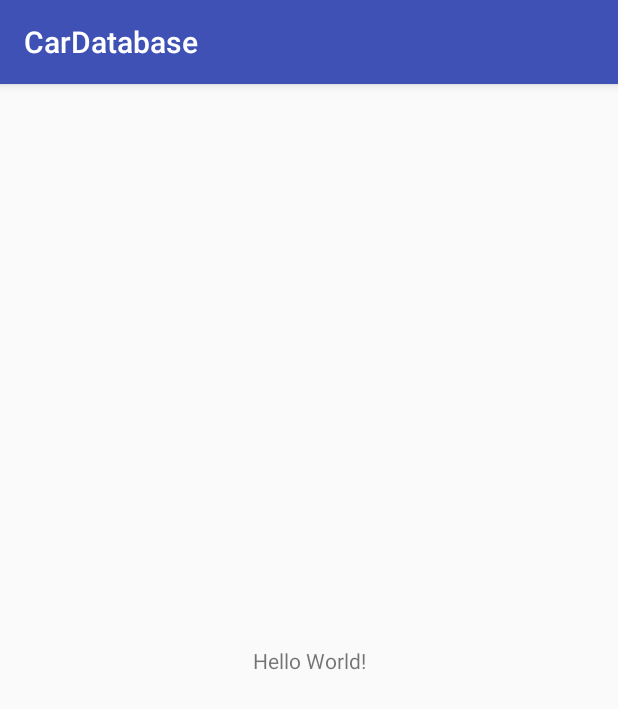
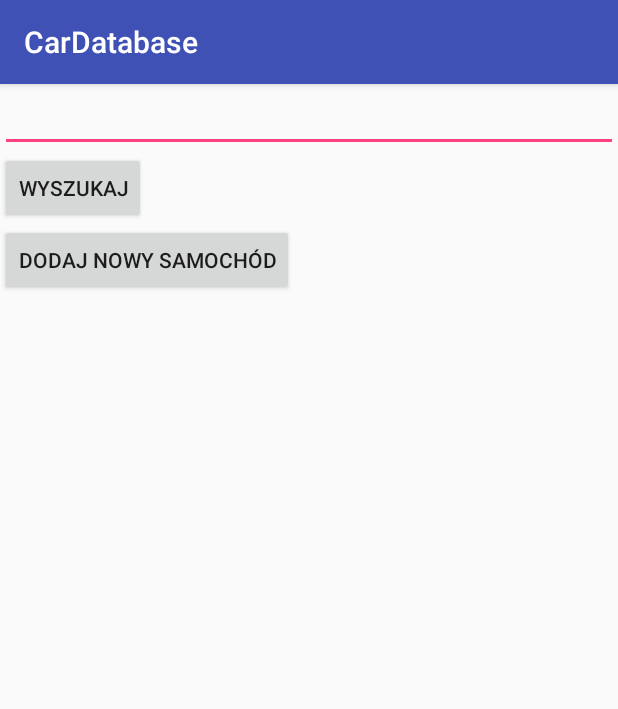
Before and after one commit to ljarka/CarDatabase, an Android app: the screen it shows after launch (MainActivity), on a phone screen of 412 x 824 dp. Shown: the top 709 px of the screen. Run offline under Robolectric (Android 15) with nearby library versions, the phone set to English and light mode, and no system bars; our stand-ins replace ButterKnife; libraries missing offline, so code that uses them is left out: com.facebook.stetho; 1 statement that could not run was skipped.

Commit message:
Add vehicle screen and autocompleter

```diff
--- a/app/build.gradle
+++ b/app/build.gradle
@@ -32,9 +32,10 @@ dependencies {
     })
     compile 'com.android.support:appcompat-v7:25.3.0'
     compile 'com.android.support.constraint:constraint-layout:1.0.2'
-    testCompile 'junit:junit:4.12'
     compile 'com.jakewharton:butterknife:8.5.1'
-    annotationProcessor 'com.jakewharton:butterknife-compiler:8.5.1'
     compile 'com.annimon:stream:1.1.7'
     compile 'com.facebook.stetho:stetho:1.4.2'
+    compile 'com.github.bumptech.glide:glide:3.7.0'
+    testCompile 'junit:junit:4.12'
+    annotationProcessor 'com.jakewharton:butterknife-compiler:8.5.1'
 }
--- a/app/src/main/AndroidManifest.xml
+++ b/app/src/main/AndroidManifest.xml
@@ -1,6 +1,8 @@
 <?xml version="1.0" encoding="utf-8"?>
 <manifest xmlns:android="http://schemas.android.com/apk/res/android"
     package="com.example.lukaszjarka.cardatabase">
+
+    <uses-permission android:name="android.permission.INTERNET" />
 
     <application
         android:name=".MyApplication"
@@ -17,6 +19,8 @@
                 <category android:name="android.intent.category.LAUNCHER" />
             </intent-filter>
         </activity>
+        <activity android:name=".add.AddNewCarActivity" />
+        <activity android:name=".listing.ListingActivity"></activity>
     </application>
 
 </manifest>
--- /dev/null
+++ b/app/src/main/java/com/example/lukaszjarka/cardatabase/AutocompleteAdapter.java
@@ -0,0 +1,29 @@
+package com.example.lukaszjarka.cardatabase;
+
+import android.content.Context;
+import android.database.Cursor;
+import android.view.LayoutInflater;
+import android.view.View;
+import android.view.ViewGroup;
+import android.widget.CursorAdapter;
+import android.widget.Filterable;
+import android.widget.TextView;
+
+public class AutocompleteAdapter extends CursorAdapter implements Filterable {
+
+    public AutocompleteAdapter(Context context, Cursor cursor) {
+        super(context, cursor, false);
+    }
+
+    @Override
+    public View newView(Context context, Cursor cursor, ViewGroup parent) {
+        return LayoutInflater.from(context)
+                .inflate(R.layout.single_autocomplete_item, parent, false);
+    }
+
+    @Override
+    public void bindView(View view, Context context, Cursor cursor) {
+        TextView textView = (TextView) view.findViewById(R.id.text);
+        textView.setText(cursor.getString(cursor.getColumnIndex(CarsTableContract.COLUMN_MAKE)));
+    }
+}
--- a/app/src/main/java/com/example/lukaszjarka/cardatabase/MainActivity.java
+++ b/app/src/main/java/com/example/lukaszjarka/cardatabase/MainActivity.java
@@ -1,16 +1,63 @@
 package com.example.lukaszjarka.cardatabase;
 
+import android.content.Intent;
+import android.database.Cursor;
 import android.support.v7.app.AppCompatActivity;
 import android.os.Bundle;
+import android.view.View;
+import android.widget.AdapterView;
+import android.widget.AutoCompleteTextView;
+import android.widget.Button;
+import android.widget.FilterQueryProvider;
+
+import com.example.lukaszjarka.cardatabase.add.AddNewCarActivity;
+import com.example.lukaszjarka.cardatabase.listing.ListingActivity;
+
+import butterknife.BindView;
+import butterknife.ButterKnife;
+import butterknife.OnClick;
 
 public class MainActivity extends AppCompatActivity {
+
+    @BindView(R.id.autocomplete_textview)
+    AutoCompleteTextView autoCompleteTextView;
+
+    private MotoDatabaseOpenHelper databaseOpenHelper;
 
     @Override
     protected void onCreate(Bundle savedInstanceState) {
         super.onCreate(savedInstanceState);
         setContentView(R.layout.activity_main);
+        ButterKnife.bind(this);
+        databaseOpenHelper = new MotoDatabaseOpenHelper(this);
 
-        MotoDatabaseOpenHelper motoDatabaseOpenHelper = new MotoDatabaseOpenHelper(this);
-        motoDatabaseOpenHelper.getWritableDatabase();
+        AutocompleteAdapter adapter = new AutocompleteAdapter(this,
+                databaseOpenHelper.getAllItems());
+        adapter.setFilterQueryProvider(new FilterQueryProvider() {
+            @Override
+            public Cursor runQuery(CharSequence constraint) {
+                return databaseOpenHelper.searchQuery(constraint);
+            }
+        });
+        autoCompleteTextView.setAdapter(adapter);
+        autoCompleteTextView.setOnItemClickListener(new AdapterView.OnItemClickListener() {
+            @Override
+            public void onItemClick(AdapterView<?> parent, View view, int position, long id) {
+                Cursor cursor = (Cursor) adapter.getItem(position);
+                autoCompleteTextView.setText(cursor.getString(cursor.getColumnIndex(CarsTableContract.COLUMN_MAKE)));
+            }
+        });
+    }
+
+    @OnClick(R.id.add_new_car)
+    void onAddNewCarButtonClick() {
+        Intent intent = new Intent(this, AddNewCarActivity.class);
+        startActivity(intent);
+    }
+
+    @OnClick(R.id.search_button)
+    void onSearchButtonClick() {
+        startActivity(ListingActivity.createIntent(MainActivity.this,
+                autoCompleteTextView.getText().toString()));
     }
 }
--- a/app/src/main/res/layout/activity_main.xml
+++ b/app/src/main/res/layout/activity_main.xml
@@ -1,18 +1,26 @@
 <?xml version="1.0" encoding="utf-8"?>
-<android.support.constraint.ConstraintLayout xmlns:android="http://schemas.android.com/apk/res/android"
+<LinearLayout xmlns:android="http://schemas.android.com/apk/res/android"
     xmlns:app="http://schemas.android.com/apk/res-auto"
     xmlns:tools="http://schemas.android.com/tools"
     android:layout_width="match_parent"
     android:layout_height="match_parent"
-    tools:context="com.example.lukaszjarka.cardatabase.MainActivity">
+    android:orientation="vertical">
 
-    <TextView
+    <AutoCompleteTextView
+        android:id="@+id/autocomplete_textview"
+        android:layout_width="match_parent"
+        android:layout_height="wrap_content" />
+
+    <Button
+        android:id="@+id/search_button"
         android:layout_width="wrap_content"
         android:layout_height="wrap_content"
-        android:text="Hello World!"
-        app:layout_constraintBottom_toBottomOf="parent"
-        app:layout_constraintLeft_toLeftOf="parent"
-        app:layout_constraintRight_toRightOf="parent"
-        app:layout_constraintTop_toTopOf="parent" />
+        android:text="Wyszukaj" />
 
-</android.support.constraint.ConstraintLayout>
+    <Button
+        android:id="@+id/add_new_car"
+        android:layout_width="wrap_content"
+        android:layout_height="wrap_content"
+        android:text="Dodaj nowy samochód" />
+
+</LinearLayout>
--- a/app/src/main/res/values/styles.xml
+++ b/app/src/main/res/values/styles.xml
@@ -6,6 +6,7 @@
         <item name="colorPrimary">@color/colorPrimary</item>
         <item name="colorPrimaryDark">@color/colorPrimaryDark</item>
         <item name="colorAccent">@color/colorAccent</item>
+
     </style>
 
 </resources>
```
Also changed, not shown: app/src/main/java/com/example/lukaszjarka/cardatabase/Car.java (added, +32 -0 lines), app/src/main/java/com/example/lukaszjarka/cardatabase/CarBuilder.java (added, +32 -0 lines), app/src/main/java/com/example/lukaszjarka/cardatabase/MotoDatabaseOpenHelper.java (+32 -0 lines), app/src/main/java/com/example/lukaszjarka/cardatabase/add/AddNewCarActivity.java (added, +86 -0 lines), app/src/main/java/com/example/lukaszjarka/cardatabase/listing/ListingActivity.java (added, +24 -0 lines), app/src/main/res/layout/activity_add_new_car.xml (added, +51 -0 lines), app/src/main/res/layout/activity_listing.xml (added, +9 -0 lines), app/src/main/res/layout/dialog_prompt.xml (added, +18 -0 lines), app/src/main/res/layout/single_autocomplete_item.xml (added, +13 -0 lines), app/src/main/res/drawable/placeholder_image.png (added).
